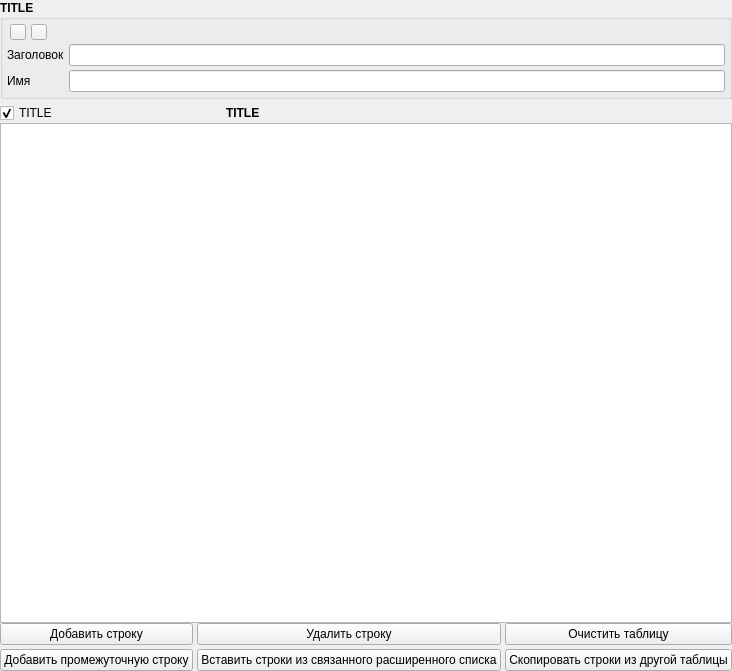
Gris87/ProtocolCreator, file src/components/variableextendedlistframe.ui: the form before one commit.
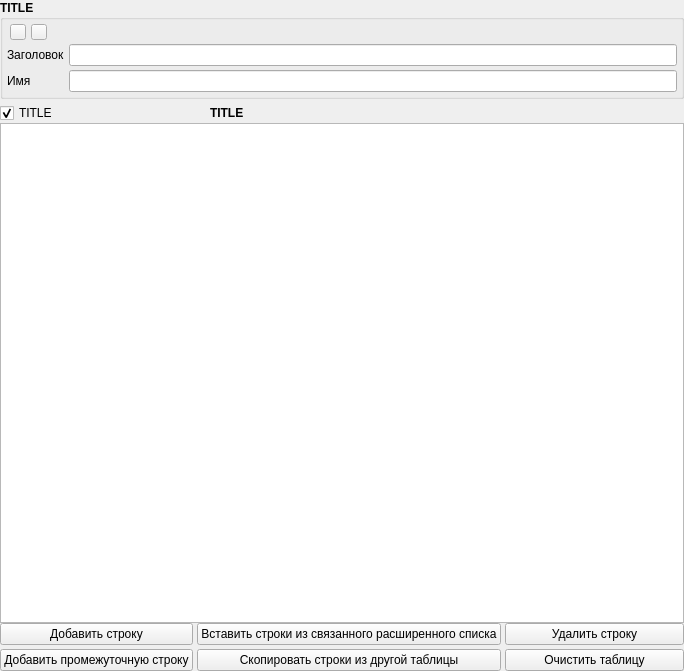
The form after the commit. Icons and pictures are not drawn. Custom widgets are drawn as their Qt base class.

Commit message: Do not show useless buttons

```diff
--- a/src/components/variableextendedlistframe.ui
+++ b/src/components/variableextendedlistframe.ui
@@ -566,34 +566,34 @@
               </property>
              </widget>
             </item>
-            <item row="0" column="1">
+            <item row="0" column="2">
              <widget class="QPushButton" name="deleteRowButton">
               <property name="text">
                <string>Удалить строку</string>
               </property>
              </widget>
             </item>
-            <item row="1" column="1">
+            <item row="0" column="1">
              <widget class="QPushButton" name="addFromAnotherButton">
               <property name="text">
                <string>Вставить строки из связанного расширенного списка</string>
               </property>
              </widget>
             </item>
-            <item row="0" column="2">
-             <widget class="QPushButton" name="clearButton">
-              <property name="text">
-               <string>Очистить таблицу</string>
-              </property>
-             </widget>
-            </item>
-            <item row="1" column="2">
+            <item row="1" column="1">
              <widget class="QPushButton" name="copyFromAnotherTableButton">
               <property name="text">
                <string>Скопировать строки из другой таблицы</string>
               </property>
              </widget>
             </item>
+            <item row="1" column="2">
+             <widget class="QPushButton" name="clearButton">
+              <property name="text">
+               <string>Очистить таблицу</string>
+              </property>
+             </widget>
+            </item>
            </layout>
           </widget>
          </item>
```
The commit also changes 2 other files.
